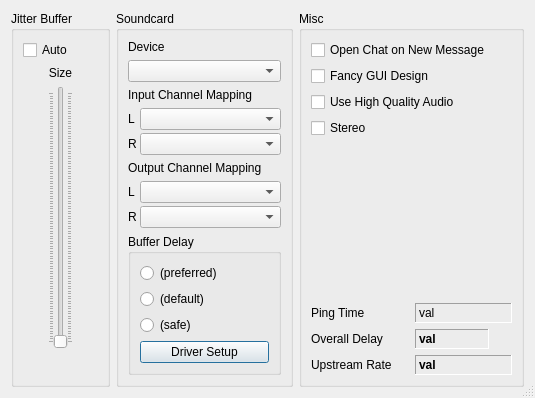
This is src/clientsettingsdlgbase.ui in Daninet/jamulus as Qt 5 draws it before an edit. The edited form follows.
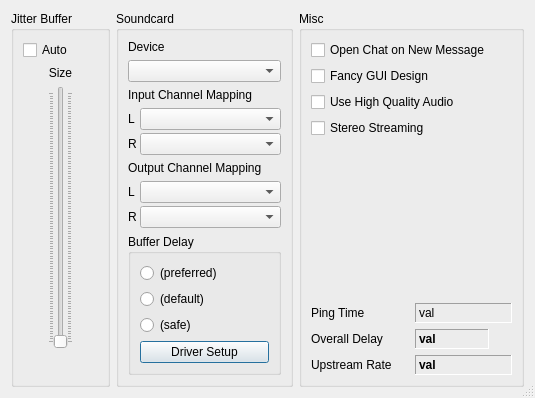
This is the edited form. Icons and pictures are not drawn. Custom widgets are drawn as their Qt base class.

Commit message: small changes for stereo mode

Patch:
```diff
--- a/src/clientsettingsdlgbase.ui
+++ b/src/clientsettingsdlgbase.ui
@@ -438,7 +438,7 @@
          <enum>Qt::NonModal</enum>
         </property>
         <property name="text" >
-         <string>Stereo</string>
+         <string>Stereo Streaming</string>
         </property>
        </widget>
       </item>
```
Left out of the diff: 8 changed lines with no effect on the pictures. The commit also changes 1 other file.
